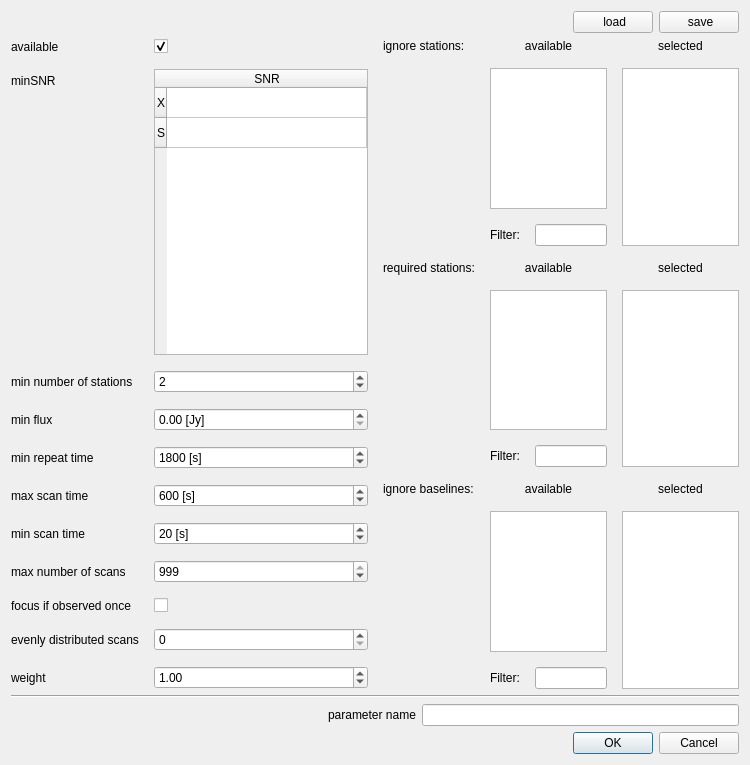
This is sourceparametersdialog.ui in TUW-VieVS/VieSchedpp as Qt 5 draws it before an edit. The edited form follows.
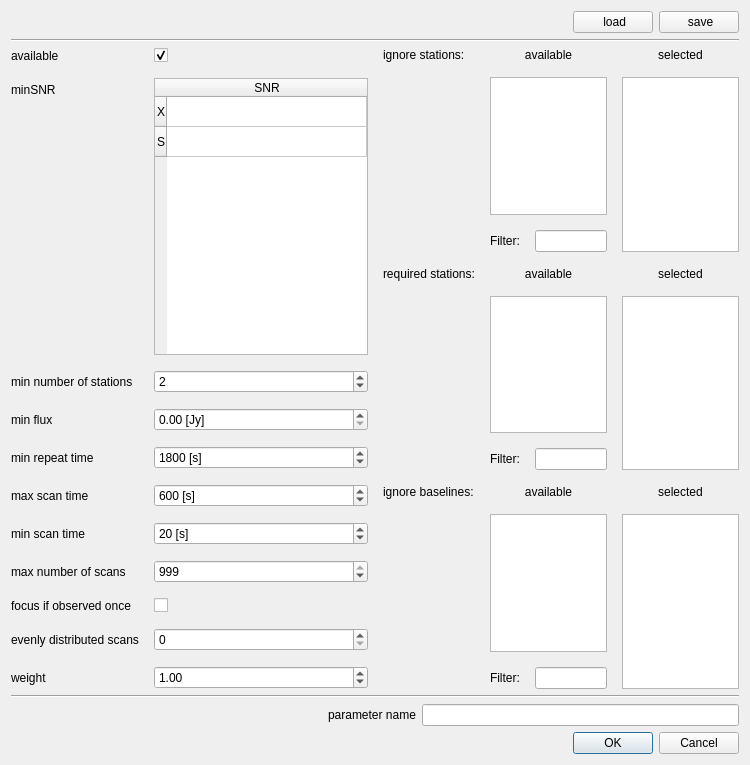
This is the edited form. Icons and pictures are not drawn.

The edit to the form file:
```diff
--- a/sourceparametersdialog.ui
+++ b/sourceparametersdialog.ui
@@ -53,6 +53,13 @@
      </item>
     </layout>
    </item>
+   <item>
+    <widget class="Line" name="line_2">
+     <property name="orientation">
+      <enum>Qt::Horizontal</enum>
+     </property>
+    </widget>
+   </item>
    <item>
     <layout class="QHBoxLayout" name="horizontalLayout_8" stretch="1,1">
      <property name="spacing">
```
